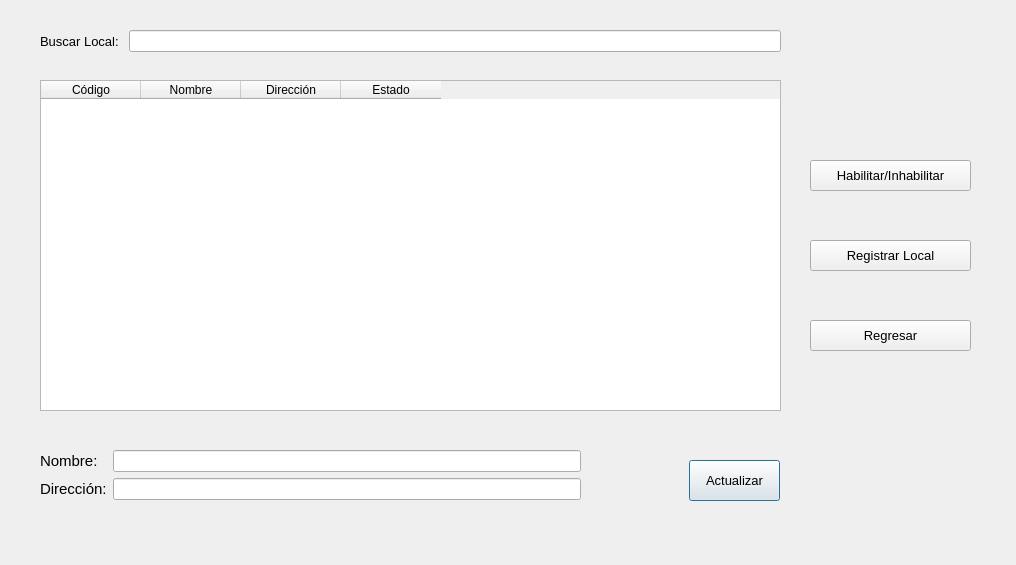
This is PAF_GUI/PAF_GRAFICA/gui/gestionarlocal.ui in JMOrbegoso/USS-2021-II-PP as Qt 5 draws it before an edit. The edited form follows.
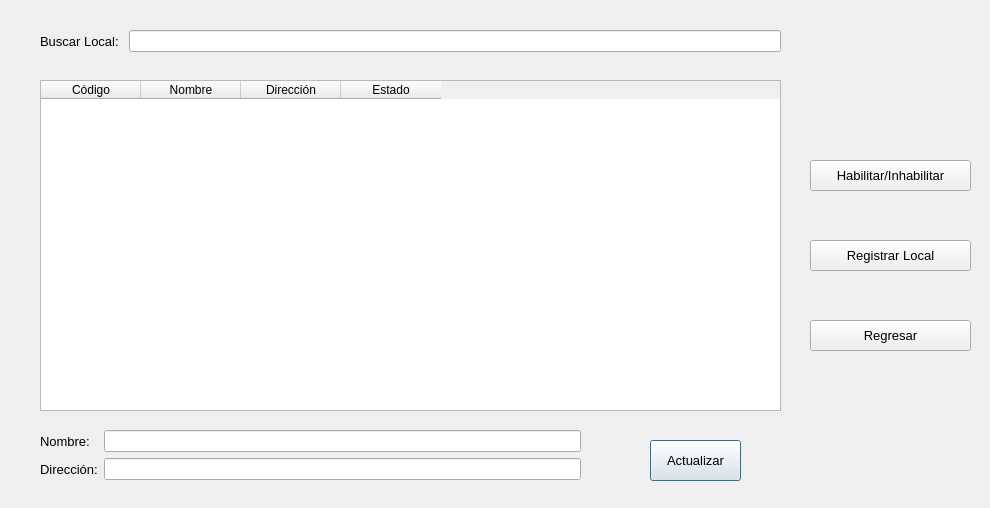
This is the edited form.

The edit to the form file:
```diff
--- a/PAF_GUI/PAF_GRAFICA/gui/gestionarlocal.ui
+++ b/PAF_GUI/PAF_GRAFICA/gui/gestionarlocal.ui
@@ -6,8 +6,8 @@
    <rect>
     <x>0</x>
     <y>0</y>
-    <width>1016</width>
-    <height>565</height>
+    <width>990</width>
+    <height>508</height>
    </rect>
   </property>
   <property name="windowTitle">
@@ -43,8 +43,8 @@
   <widget class="QPushButton" name="editarLocalPb">
    <property name="geometry">
     <rect>
-     <x>689</x>
-     <y>460</y>
+     <x>650</x>
+     <y>440</y>
      <width>91</width>
      <height>41</height>
     </rect>
@@ -146,7 +146,7 @@
    <property name="geometry">
     <rect>
      <x>40</x>
-     <y>450</y>
+     <y>430</y>
      <width>541</width>
      <height>61</height>
     </rect>
@@ -156,7 +156,7 @@
      <widget class="QLabel" name="label_2">
       <property name="font">
        <font>
-        <pointsize>11</pointsize>
+        <pointsize>10</pointsize>
        </font>
       </property>
       <property name="text">
@@ -171,7 +171,7 @@
      <widget class="QLabel" name="label_3">
       <property name="font">
        <font>
-        <pointsize>11</pointsize>
+        <pointsize>10</pointsize>
        </font>
       </property>
       <property name="text">
```
